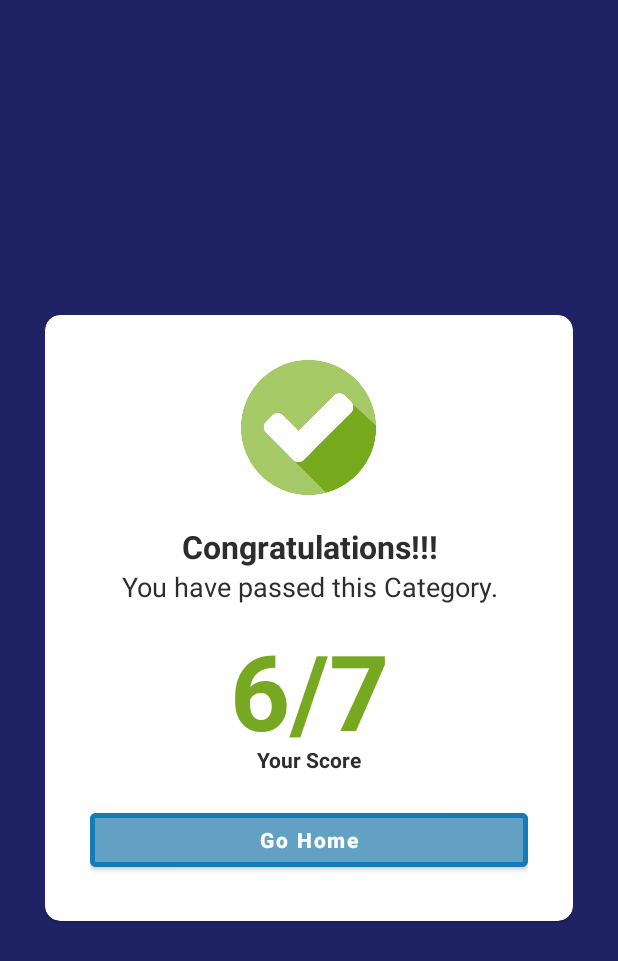
After one commit to bee2805/BattleofTheGenerations, an Android app: the ResultActivity screen opened directly, with no data from a screen before it, on a phone screen of 412 x 824 dp. The commit adds this screen. Shown: the top 961 px of the screen. Run offline under Robolectric (Android 15) with nearby library versions, the light colour scheme and no system bars.

Commit message:
Added the Result Screen

```diff
--- a/app/src/main/AndroidManifest.xml
+++ b/app/src/main/AndroidManifest.xml
@@ -13,6 +13,9 @@
         android:supportsRtl="true"
         android:theme="@style/Theme.BattleOfTheGenerations"
         tools:targetApi="31">
+        <activity
+            android:name=".ResultActivity"
+            android:exported="false" />
         <activity
             android:name=".SettingsActivity"
             android:exported="false" />
@@ -33,7 +36,7 @@
             android:exported="true" />
         <activity
             android:name=".views.LyricQuestionActivity"
-            android:exported="true"></activity>
+            android:exported="true" />
         <activity
             android:name=".CategoryView"
             android:exported="true"
--- /dev/null
+++ b/app/src/main/java/com/example/battleofthegenerations/ResultActivity.kt
@@ -0,0 +1,11 @@
+package com.example.battleofthegenerations
+
+import androidx.appcompat.app.AppCompatActivity
+import android.os.Bundle
+
+class ResultActivity : AppCompatActivity() {
+    override fun onCreate(savedInstanceState: Bundle?) {
+        super.onCreate(savedInstanceState)
+        setContentView(R.layout.activity_result)
+    }
+}
--- a/app/src/main/java/com/example/battleofthegenerations/SettingsActivity.kt
+++ b/app/src/main/java/com/example/battleofthegenerations/SettingsActivity.kt
@@ -1,6 +1,7 @@
 package com.example.battleofthegenerations
 
 import android.content.Intent
+import android.net.Uri
 import androidx.appcompat.app.AppCompatActivity
 import android.os.Bundle
 import com.example.battleofthegenerations.databinding.ActivityMainBinding
@@ -20,9 +21,4 @@ class SettingsActivity : AppCompatActivity() {
             startActivity(intent)
         }
     }
-
-//    public void boomer_website(View view){
-//        intent
-//    }
-
 }
--- /dev/null
+++ b/app/src/main/res/layout/activity_result.xml
@@ -0,0 +1,84 @@
+<?xml version="1.0" encoding="utf-8"?>
+<LinearLayout xmlns:android="http://schemas.android.com/apk/res/android"
+    xmlns:app="http://schemas.android.com/apk/res-auto"
+    xmlns:tools="http://schemas.android.com/tools"
+    android:layout_width="match_parent"
+    android:layout_height="match_parent"
+    tools:context=".ResultActivity"
+    android:background="@color/primary_dark_blue"
+    android:gravity="center"
+    android:orientation="vertical"
+    android:padding="30dp">
+
+    <com.google.android.material.card.MaterialCardView
+        android:layout_width="match_parent"
+        android:layout_height="wrap_content"
+        android:backgroundTint="@color/white"
+        app:cardCornerRadius="10dp">
+
+        <LinearLayout
+            android:layout_width="match_parent"
+            android:layout_height="wrap_content"
+            android:orientation="vertical"
+            android:gravity="center"
+            android:padding="30dp">
+
+            <!-- fail: https://www.flaticon.com/free-icon/cancel_753345?term=failure&page=1&position=1&page=1&position=1&related_id=753345&origin=search# -->
+            <!-- success: https://www.flaticon.com/free-icon/checked_190411?term=success&page=1&position=1&page=1&position=1&related_id=190411&origin=search -->
+            <ImageView
+                android:layout_width="90dp"
+                android:layout_height="90dp"
+                android:src="@drawable/success"
+                android:layout_marginBottom="20dp"/>
+
+            <TextView
+                android:layout_width="match_parent"
+                android:layout_height="wrap_content"
+                android:textAlignment="center"
+                android:textColor="@color/dark"
+                android:textSize="21sp"
+                android:textStyle="bold"
+                android:text="Congratulations!!!"/>
+
+            <TextView
+                android:layout_width="match_parent"
+                android:layout_height="wrap_content"
+                android:textAlignment="center"
+                android:textColor="@color/dark"
+                android:textSize="18sp"
+                android:text="You have passed this Category."
+                android:layout_marginBottom="10dp"/>
+
+            <TextView
+                android:layout_width="match_parent"
+                android:layout_height="wrap_content"
+                android:textAlignment="center"
+                android:textColor="@color/dark_green"
+                android:textSize="70sp"
+                android:text="6/7"
+                android:textStyle="bold"
+                android:layout_marginBottom="-10sp"/>
+
+            <TextView
+                android:layout_width="match_parent"
+                android:layout_height="wrap_content"
+                android:textAlignment="center"
+                android:textColor="@color/dark"
+                android:text="Your Score"
+                android:textStyle="bold"
+                android:layout_marginBottom="20dp"/>
+
+            <Button
+                android:layout_width="match_parent"
+                android:layout_height="wrap_content"
+                android:text="Go Home"
+                android:textAllCaps="false"
+                android:textStyle="bold"
+                android:backgroundTint="@color/lightest_blue"
+                app:strokeColor="@color/primary_light_blue"
+                app:strokeWidth="3dp"/>
+        </LinearLayout>
+
+    </com.google.android.material.card.MaterialCardView>
+
+</LinearLayout>
--- a/app/src/main/res/layout/activity_settings.xml
+++ b/app/src/main/res/layout/activity_settings.xml
@@ -110,6 +110,7 @@
             android:textSize="12sp" />
 
         <com.google.android.material.button.MaterialButton
+            android:id="@+id/ok_boomer"
             android:layout_width="match_parent"
             android:layout_height="wrap_content"
             android:layout_marginTop="20dp"
@@ -121,6 +122,7 @@
             />
 
         <com.google.android.material.button.MaterialButton
+            android:id="@+id/github"
             android:layout_width="match_parent"
             android:layout_height="wrap_content"
             android:backgroundTint="@color/primary_green"
```
Also changed, not shown: app/src/main/res/drawable/fail.png (added), app/src/main/res/drawable/success.png (added).
